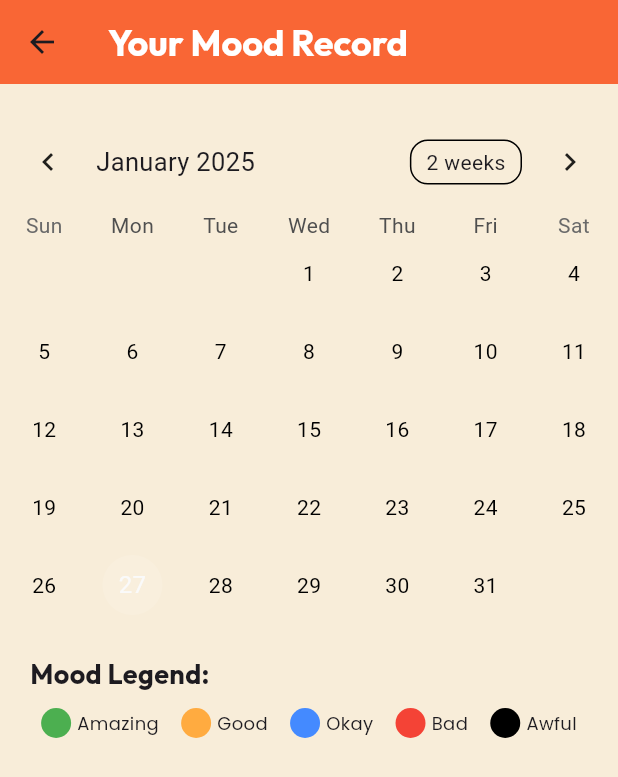
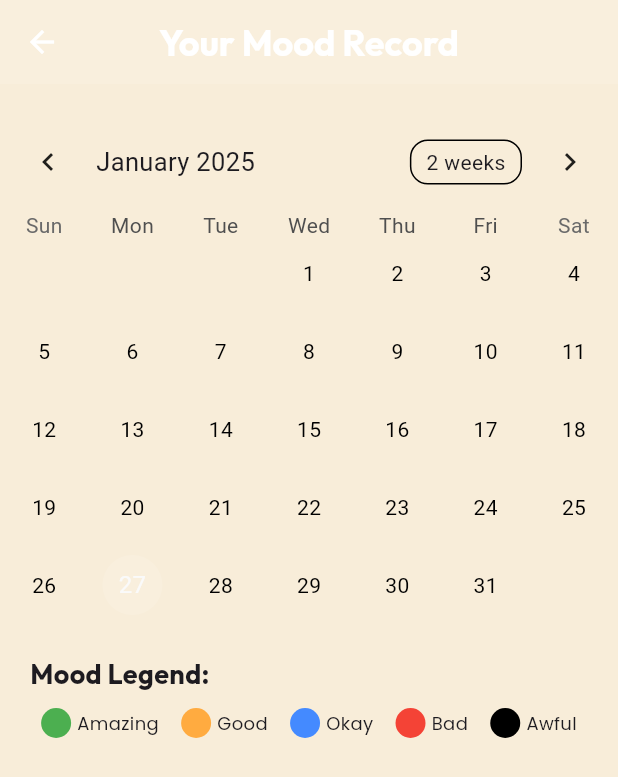
Before and after one commit to Sisshmue/yearInPixels, a Flutter app: the Record screen opened directly, on a phone screen of 412 x 824 dp. Shown: the top 777 px of the screen. Run offline on Flutter 3.47's test engine with Material 3 defaults, Android fonts, the phone set to English and light mode, and no system bars; drawn by our look-alikes of table_calendar; our stand-ins replace avatar_glow, firebase_auth, firebase_core, google_fonts, hive, hive_flutter and 1 more; accounts and stored records are empty.

Commit message:
modifying things

```diff
--- a/lib/colorProvider.dart
+++ b/lib/colorProvider.dart
@@ -4,11 +4,11 @@ class ColorProvider extends ChangeNotifier {
   int cirNum = 0;
   Color kColor = Colors.white10;
   String pText = 'How was your day like?';
-  Color k_boxColor1 = Colors.white10;
-  Color k_boxColor2 = Colors.white10;
-  Color k_boxColor3 = Colors.white10;
-  Color k_boxColor4 = Colors.white10;
-  Color k_boxColor5 = Colors.white10;
+  Color k_boxColor1 = Colors.green;
+  Color k_boxColor2 = Colors.orangeAccent;
+  Color k_boxColor3 = Colors.blueAccent;
+  Color k_boxColor4 = Colors.red;
+  Color k_boxColor5 = Colors.black;
 
   Color get getColor => kColor;
   String get getpText => pText;
--- a/lib/homepage.dart
+++ b/lib/homepage.dart
@@ -72,6 +72,9 @@ class _HomepageState extends State<Homepage> {
         ),
       ),
       appBar: AppBar(
+        iconTheme: const IconThemeData(
+          color: Colors.white,
+        ),
         backgroundColor: colorProvider.getColor,
         actions: [
           GestureDetector(
--- a/lib/record.dart
+++ b/lib/record.dart
@@ -35,7 +35,11 @@ class _RecordState extends State<Record> {
     return Scaffold(
       backgroundColor: const Color(0xFFF8EDD9),
       appBar: AppBar(
-        backgroundColor: const Color(0xFFF96635),
+        iconTheme: const IconThemeData(
+          color: Colors.white,
+        ),
+        centerTitle: true,
+        backgroundColor: colorProvider.getColor,
         title: Text(
           'Your Mood Record',
           style: GoogleFonts.outfit(
@@ -122,11 +126,11 @@ class _RecordState extends State<Record> {
                 Row(
                   mainAxisAlignment: MainAxisAlignment.spaceAround,
                   children: [
-                    _buildLegendItem('Amazing', Colors.green),
-                    _buildLegendItem('Good', Colors.orangeAccent),
-                    _buildLegendItem('Okay', Colors.blueAccent),
-                    _buildLegendItem('Bad', Colors.red),
-                    _buildLegendItem('Awful', Colors.black),
+                    _buildLegendItem('Amazing', colorProvider.getBoxColor1),
+                    _buildLegendItem('Good', colorProvider.getBoxColor2),
+                    _buildLegendItem('Okay', colorProvider.getBoxColor3),
+                    _buildLegendItem('Bad', colorProvider.getBoxColor4),
+                    _buildLegendItem('Awful', colorProvider.getBoxColor5),
                   ],
                 ),
               ],
```
